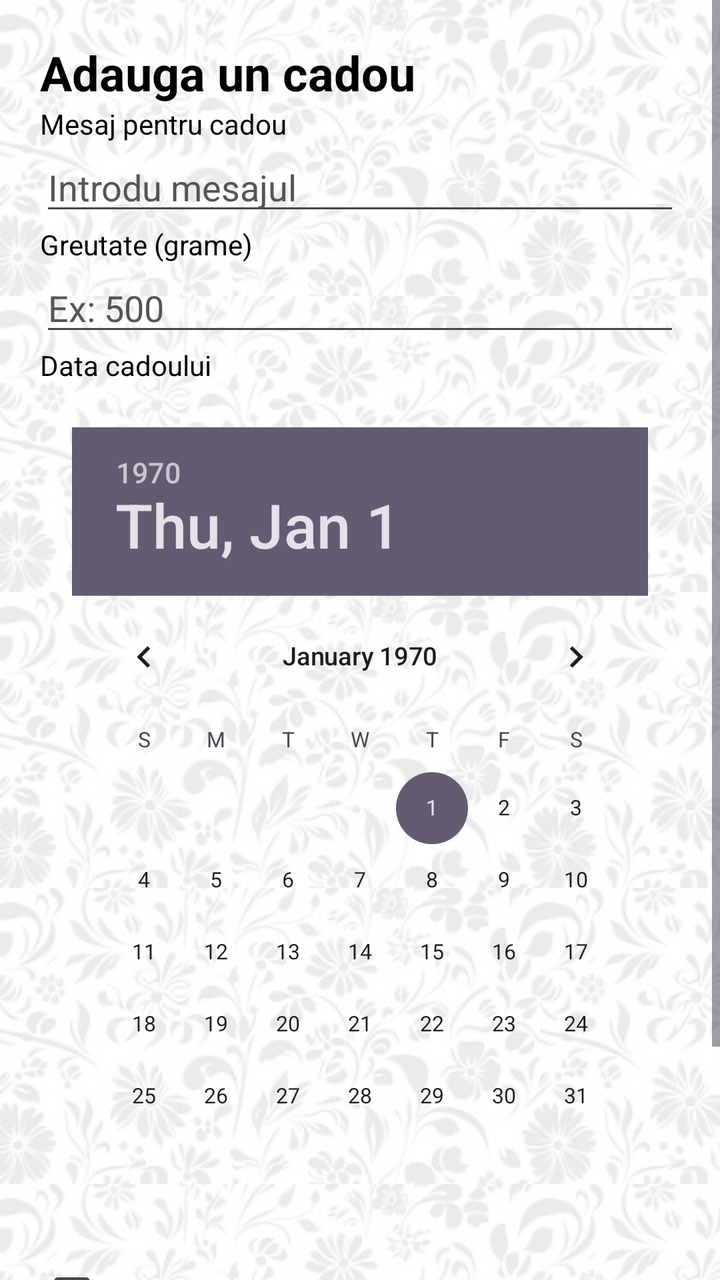
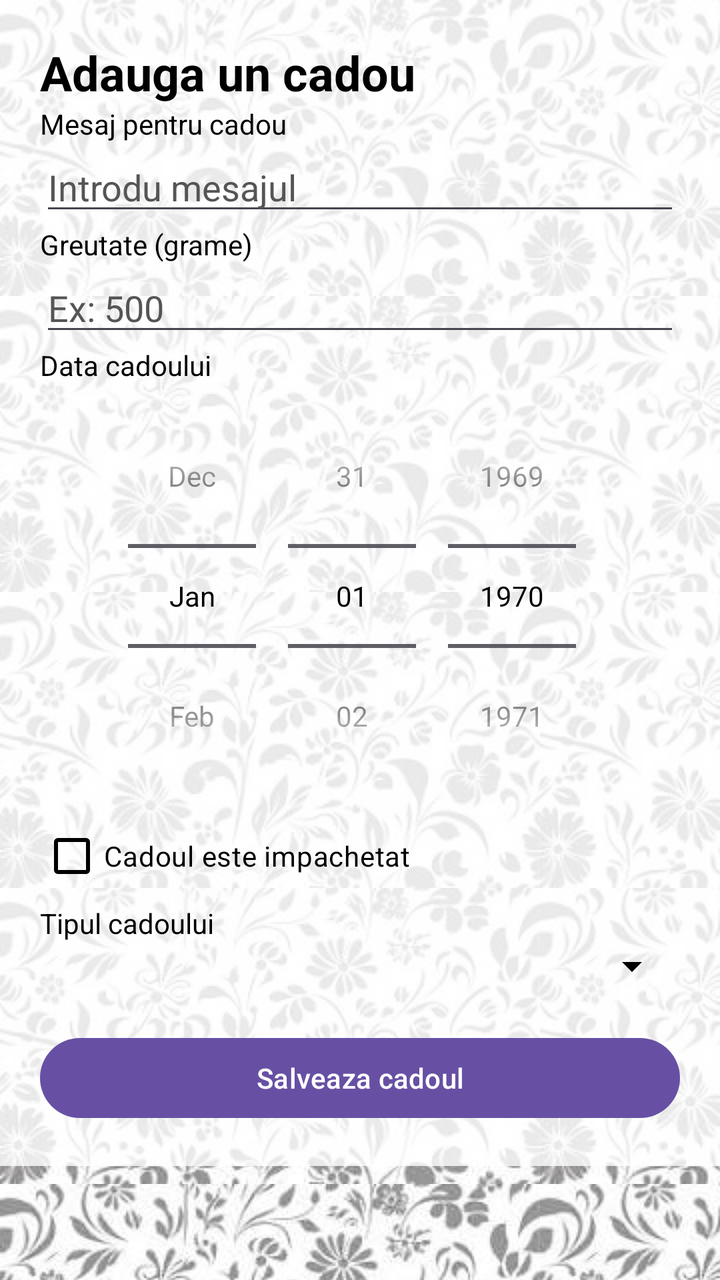

Compare the two renders of this Android layout. The source of the first and the diff that turns it into the second are given below.
<!-- AndroidManifest.xml: application theme Theme.Laborator_2 -->
<!-- res/layout/activity_get_present.xml -->
<?xml version="1.0" encoding="utf-8"?>
<ScrollView xmlns:android="http://schemas.android.com/apk/res/android"
    android:layout_width="match_parent"
    android:layout_height="match_parent"
    android:background="@drawable/background_flowers">

    <LinearLayout
        android:layout_width="match_parent"
        android:layout_height="wrap_content"
        android:background="#CCFFFFFF"
        android:orientation="vertical"
        android:padding="20dp">

        <TextView
            android:id="@+id/tvTitle"
            android:layout_width="wrap_content"
            android:layout_height="wrap_content"
            android:text="Adauga un cadou"
            android:textColor="#000000"
            android:textSize="24sp"
            android:textStyle="bold" />

        <TextView
            android:layout_width="wrap_content"
            android:layout_height="wrap_content"
            android:text="Mesaj pentru cadou"
            android:textColor="#000000" />

        <EditText
            android:id="@+id/etMessage"
            android:layout_width="match_parent"
            android:layout_height="wrap_content"
            android:hint="Introdu mesajul"
            android:textColor="#000000"
            android:textColorHint="#555555" />

        <TextView
            android:layout_width="wrap_content"
            android:layout_height="wrap_content"
            android:text="Greutate (grame)"
            android:textColor="#000000" />

        <EditText
            android:id="@+id/etWeight"
            android:layout_width="match_parent"
            android:layout_height="wrap_content"
            android:hint="Ex: 500"
            android:inputType="number"
            android:textColor="#000000"
            android:textColorHint="#555555" />

        <TextView
            android:layout_width="wrap_content"
            android:layout_height="wrap_content"
            android:text="Data cadoului"
            android:textColor="#000000" />

        <DatePicker
            android:id="@+id/datePicker"
            android:layout_width="match_parent"
            android:layout_height="wrap_content"
            android:calendarViewShown="true"
            android:spinnersShown="false"
            android:scaleX="0.9"
            android:scaleY="0.9" />

        <CheckBox
            android:id="@+id/cbOpened"
            android:layout_width="wrap_content"
            android:layout_height="wrap_content"
            android:text="Cadoul este impachetat"
            android:textColor="#000000" />

        <TextView
            android:layout_width="wrap_content"
            android:layout_height="wrap_content"
            android:text="Tipul cadoului"
            android:textColor="#000000" />

        <Spinner
            android:id="@+id/spObjectType"
            android:layout_width="match_parent"
            android:layout_height="wrap_content" />

        <Button
            android:id="@+id/btnSaveCadou"
            android:layout_width="match_parent"
            android:layout_height="wrap_content"
            android:text="Salveaza cadoul" />

    </LinearLayout>

</ScrollView>
<!-- resources referenced by this layout -->
<resources>
  <!-- drawable background_flowers (drawable) -->
  <?xml version="1.0" encoding="utf-8"?>
  <layer-list xmlns:android="http://schemas.android.com/apk/res/android">
  
      
      <item>
          <shape android:shape="rectangle">
              <solid android:color="#FFE4EC"/>
          </shape>
      </item>
  
      
      <item android:alpha="0.10">
          <bitmap
              android:src="@drawable/download"
              android:tileMode="repeat"
              android:gravity="center"
              android:width="120dp"
              android:height="120dp"/>
      </item>
  
  </layer-list>
  <style name="Theme.Laborator_2" parent="Base.Theme.Laborator_2" />
  <!-- drawable download: jpg bitmap (drawable, 11931 bytes) -->
  <style name="Base.Theme.Laborator_2" parent="Theme.Material3.DayNight.NoActionBar">
          
          
      </style>
</resources>

<!-- the commit's change to res/layout/activity_get_present.xml (unified diff, before → after) -->
@@ -59,16 +59,17 @@
             android:id="@+id/datePicker"
             android:layout_width="match_parent"
             android:layout_height="wrap_content"
-            android:calendarViewShown="true"
-            android:spinnersShown="false"
-            android:scaleX="0.9"
-            android:scaleY="0.9" />
+            android:background="@drawable/rounded_corner"
+            android:calendarTextColor="@color/black"
+            android:calendarViewShown="false"
+            android:datePickerMode="spinner"/>
 
         <CheckBox
             android:id="@+id/cbOpened"
             android:layout_width="wrap_content"
             android:layout_height="wrap_content"
             android:text="Cadoul este impachetat"
+            android:buttonTint="#000000"
             android:textColor="#000000" />
 
         <TextView
@@ -80,13 +81,17 @@
         <Spinner
             android:id="@+id/spObjectType"
             android:layout_width="match_parent"
-            android:layout_height="wrap_content" />
+            android:layout_height="wrap_content"
+            android:padding="10dp"
+            android:backgroundTint="#000000" />
 
         <Button
             android:id="@+id/btnSaveCadou"
             android:layout_width="match_parent"
             android:layout_height="wrap_content"
-            android:text="Salveaza cadoul" />
+            android:layout_marginTop="20dp"
+            android:text="Salveaza cadoul"
+            />
 
     </LinearLayout>
 
<!-- resource entries referenced after the edit -->
@@ -1,5 +1,6 @@
 <!-- resources referenced by this layout -->
 <resources>
+  <color name="black">#FF000000</color>
   <!-- drawable background_flowers (drawable) -->
   <?xml version="1.0" encoding="utf-8"?>
   <layer-list xmlns:android="http://schemas.android.com/apk/res/android">
@@ -22,11 +23,20 @@
       </item>
   
   </layer-list>
+  <!-- drawable rounded_corner (drawable) -->
+  <?xml version="1.0" encoding="utf-8"?>
+  <shape xmlns:android="http://schemas.android.com/apk/res/android"
+      android:shape="rectangle" >
+  
+      <corners android:radius="50dp" />
+  </shape>
   <style name="Theme.Laborator_2" parent="Base.Theme.Laborator_2" />
   <!-- drawable download: jpg bitmap (drawable, 11931 bytes) -->
   <style name="Base.Theme.Laborator_2" parent="Theme.Material3.DayNight.NoActionBar">
           
-          
+          <item name="android:textColor">@color/black</item>
+          <item name="android:editTextColor">@color/black</item>
+          <item name="android:textColorHint">#757575</item>
       </style>
 </resources>
 
